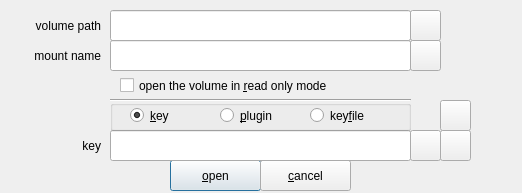
mhogomchungu/zuluCrypt, file zuluCrypt-gui/password.ui: the form before one commit.
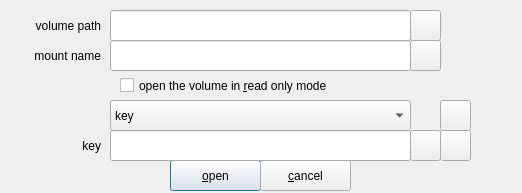
The form after the commit.

Commit message: switch to combobox to give more room for translated texts in GUIs

Patch:
```diff
--- a/zuluCrypt-gui/password.ui
+++ b/zuluCrypt-gui/password.ui
@@ -139,64 +139,6 @@
     <enum>QLineEdit::Password</enum>
    </property>
   </widget>
-  <widget class="QGroupBox" name="groupBox">
-   <property name="geometry">
-    <rect>
-     <x>110</x>
-     <y>100</y>
-     <width>301</width>
-     <height>31</height>
-    </rect>
-   </property>
-   <property name="title">
-    <string/>
-   </property>
-   <widget class="QRadioButton" name="radioButtonPassPhrase">
-    <property name="geometry">
-     <rect>
-      <x>20</x>
-      <y>0</y>
-      <width>91</width>
-      <height>31</height>
-     </rect>
-    </property>
-    <property name="text">
-     <string>&amp;key</string>
-    </property>
-    <property name="checked">
-     <bool>true</bool>
-    </property>
-   </widget>
-   <widget class="QRadioButton" name="radioButtonPlugin">
-    <property name="geometry">
-     <rect>
-      <x>110</x>
-      <y>0</y>
-      <width>101</width>
-      <height>31</height>
-     </rect>
-    </property>
-    <property name="text">
-     <string>&amp;plugin</string>
-    </property>
-   </widget>
-   <widget class="QRadioButton" name="radioButtonPassPhraseFromFile">
-    <property name="geometry">
-     <rect>
-      <x>200</x>
-      <y>0</y>
-      <width>101</width>
-      <height>31</height>
-     </rect>
-    </property>
-    <property name="text">
-     <string>key&amp;file</string>
-    </property>
-    <property name="checked">
-     <bool>false</bool>
-    </property>
-   </widget>
-  </widget>
   <widget class="QPushButton" name="pushButtonPassPhraseFromFile">
    <property name="geometry">
     <rect>
@@ -293,19 +235,6 @@
     <bool>true</bool>
    </property>
   </widget>
-  <widget class="Line" name="line">
-   <property name="geometry">
-    <rect>
-     <x>110</x>
-     <y>90</y>
-     <width>301</width>
-     <height>21</height>
-    </rect>
-   </property>
-   <property name="orientation">
-    <enum>Qt::Horizontal</enum>
-   </property>
-  </widget>
   <widget class="QPushButton" name="pushButtonPlugin">
    <property name="geometry">
     <rect>
@@ -332,6 +261,31 @@
     <string/>
    </property>
   </widget>
+  <widget class="QComboBox" name="cbKeyType">
+   <property name="geometry">
+    <rect>
+     <x>110</x>
+     <y>100</y>
+     <width>301</width>
+     <height>31</height>
+    </rect>
+   </property>
+   <item>
+    <property name="text">
+     <string>key</string>
+    </property>
+   </item>
+   <item>
+    <property name="text">
+     <string>keyfile</string>
+    </property>
+   </item>
+   <item>
+    <property name="text">
+     <string>plugin</string>
+    </property>
+   </item>
+  </widget>
  </widget>
  <tabstops>
   <tabstop>OpenVolumePath</tabstop>
```
Left out of the diff: 7 changed lines with no effect on the pictures. The commit also changes 5 other files.
